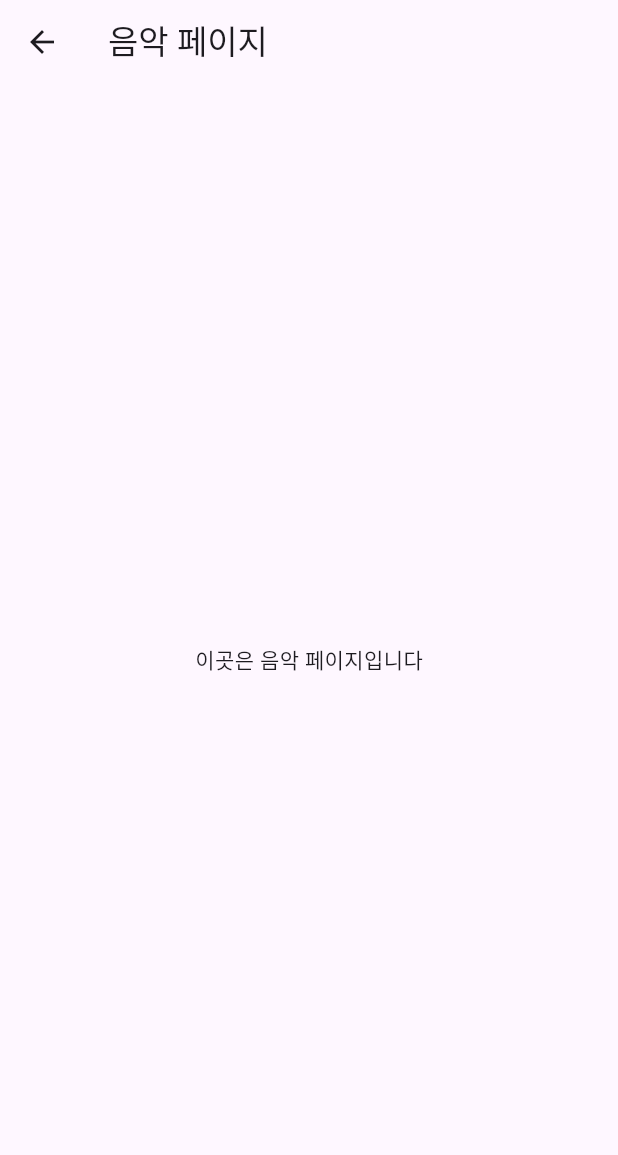
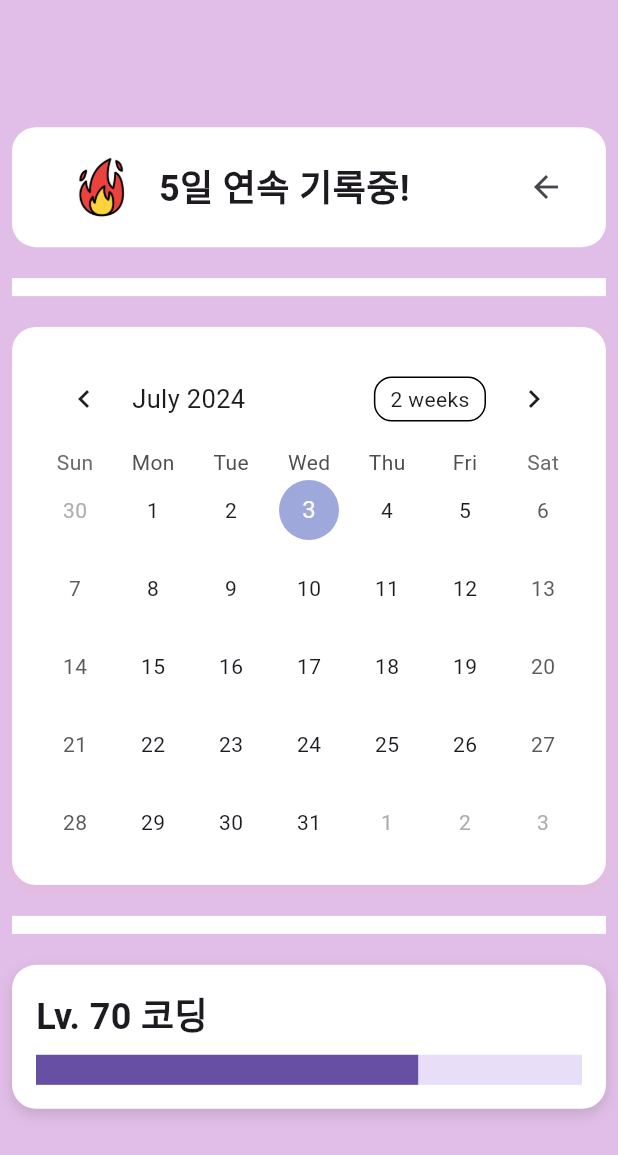
Before and after one commit to Lunamana00/Fullstack_dart_flutter, a Flutter app: the MainPage screen opened by its route, after a tap on the "music note" icon, on a phone screen of 412 x 824 dp. Shown: the top 1155 px of the screen. Run offline on Flutter 3.47's test engine with Material 3 defaults, Android fonts, the light colour scheme and no system bars; drawn by our look-alikes of table_calendar.

Commit message:
calendar / record
ui

```diff
--- a/lib/main.dart
+++ b/lib/main.dart
@@ -3,6 +3,8 @@ import 'pg_login.dart';
 import 'pg_register.dart';
 import 'pg_main.dart';
 import 'route_controller.dart';
+import 'package:table_calendar/table_calendar.dart';
+
 
 void main() => runApp(MyApp());
 
--- /dev/null
+++ b/lib/pg_calendar.dart
@@ -0,0 +1,166 @@
+import 'package:flutter/material.dart';
+import 'package:table_calendar/table_calendar.dart';
+import 'pg_record.dart';
+
+class CalendarScreen extends StatefulWidget {
+  @override
+  _CalendarScreenState createState() => _CalendarScreenState();
+}
+
+class _CalendarScreenState extends State<CalendarScreen> {
+  CalendarFormat _calendarFormat = CalendarFormat.month;
+  DateTime _focusedDay = DateTime.now();
+  DateTime? _selectedDay;
+
+  final List<DateTime> _streakDays = [
+    DateTime(2023, 8, 17),
+    DateTime(2023, 8, 16),
+    DateTime(2023, 8, 15),
+    DateTime(2023, 8, 14),
+    DateTime(2023, 8, 13),
+  ];
+
+  @override
+  Widget build(BuildContext context) {
+    return Scaffold(
+      backgroundColor: Colors.purple.shade100,
+      body: Center(
+        child: Padding(
+          padding: const EdgeInsets.all(8.0),
+          child: Column(
+            mainAxisAlignment: MainAxisAlignment.center,
+            children: [
+              Container(
+                padding: const EdgeInsets.all(16.0),
+                decoration: BoxDecoration(
+                  color: Color.fromARGB(255, 255, 255, 255),
+                  borderRadius: BorderRadius.circular(16.0),),
+                child: Row(
+                mainAxisAlignment: MainAxisAlignment.spaceBetween,
+                children: [
+                  SizedBox(width: MediaQuery.of(context).size.width * 0.05),
+                  Image.asset('assets/fire.png',
+                  width: MediaQuery.of(context).size.width * 0.1,
+                  height: MediaQuery.of(context).size.width * 0.1,
+                  ),
+                  SizedBox(width: MediaQuery.of(context).size.width * 0.03),
+                  Text('5일 연속 기록중!', style:TextStyle(fontSize: 24,fontWeight: FontWeight.bold)),
+                  SizedBox(width: MediaQuery.of(context).size.width * 0.15),
+                  IconButton(
+                    icon: Icon(Icons.arrow_back),
+                    onPressed: () {
+                      Navigator.pushNamed(context,'/pg_main');
+                    },
+                  ),
+                ],
+              ),
+              ),
+              SizedBox(height: MediaQuery.of(context).size.width * 0.05),
+              Container(
+                height: 12,
+                width: MediaQuery.of(context).size.width,
+                color: Color.fromARGB(255, 255, 255, 255),),
+              SizedBox(height: MediaQuery.of(context).size.width * 0.05),
+              Container(
+                padding: const EdgeInsets.all(16.0),
+                decoration: BoxDecoration(
+                  color: Color.fromARGB(255, 255, 255, 255),
+                  borderRadius: BorderRadius.circular(16.0),
+                  boxShadow: [
+                    BoxShadow(
+                      color: Color.fromARGB(31, 255, 154, 154),
+                      blurRadius: 8.0,
+                      offset: Offset(0, 4),
+                    ),
+                  ],
+                ),
+                child: TableCalendar(
+                  firstDay: DateTime.utc(2022, 1, 1),
+                  lastDay: DateTime.utc(2024, 12, 31),
+                  focusedDay: _focusedDay,
+                  calendarFormat: _calendarFormat,
+                  selectedDayPredicate: (day) {
+                    return isSameDay(_selectedDay, day);
+                  },
+                  onDaySelected: (selectedDay, focusedDay) {
+                    setState(() {
+                      _selectedDay = selectedDay;
+                      _focusedDay = focusedDay;
+                    });
+                    Navigator.push(
+                      context,
+                      MaterialPageRoute(
+                        builder: (context) => DetailScreen(date: selectedDay),
+                      ),
+                    );
+                  },
+                  onFormatChanged: (format) {
+                    if (_calendarFormat != format) {
+                      setState(() {
+                        _calendarFormat = format;
+                      });
+                    }
+                  },
+                  onPageChanged: (focusedDay) {
+                    _focusedDay = focusedDay;
+                  },
+                  calendarBuilders: CalendarBuilders(
+                    defaultBuilder: (context, day, focusedDay) {
+                      for (DateTime d in _streakDays) {
+                        if (isSameDay(day, d)) {
+                          return Center(
+                            child: Text(
+                              '${day.day}',
+                              style: TextStyle(
+                                color: Colors.orange,
+                                fontWeight: FontWeight.bold,
+                              ),
+                            ),
+                          );
+                        }
+                      }
+                      return null;
+                    },
+                  ),
+                ),
+              ),
+              SizedBox(height: MediaQuery.of(context).size.width * 0.05),
+              Container(
+                height: 12,
+                width: MediaQuery.of(context).size.width,
+                color: Color.fromARGB(255, 255, 255, 255),),
+              SizedBox(height: MediaQuery.of(context).size.width * 0.05),
+              Container(
+                padding: const EdgeInsets.all(16.0),
+                decoration: BoxDecoration(
+                  color: Colors.white,
+                  borderRadius: BorderRadius.circular(16.0),
+                  boxShadow: [
+                    BoxShadow(
+                      color: Colors.black12,
+                      blurRadius: 8.0,
+                      offset: Offset(0, 4),
+                    ),
+                  ],
+                ),
+                child:
+                Column(
+                  mainAxisAlignment: MainAxisAlignment.spaceBetween,
+                  children: [
+                    Row(
+                      mainAxisAlignment: MainAxisAlignment.start,
+                      children: [
+                      Text('Lv. 70 코딩', style: TextStyle(fontSize: 24,fontWeight:FontWeight.bold)),],
+                    ),
+                    SizedBox(height: 8),
+                    LinearProgressIndicator(value: 0.7, minHeight: 20),
+                  ],
+                ),
+              ),
+            ],
+          ),
+        ),
+      ),
+    );
+  }
+}
--- a/lib/pg_login.dart
+++ b/lib/pg_login.dart
@@ -14,8 +14,8 @@ class LoginPage extends StatelessWidget {
                 margin: EdgeInsets.only(bottom: 20),
                 child: Image.asset(
                   'assets/logo.png',
-                  width: MediaQuery.of(context).size.width * 0.7, // 로고의 너비
-                  height: MediaQuery.of(context).size.width * 0.7, // 로고의 높이
+                  width: MediaQuery.of(context).size.width * 0.7,
+                  height: MediaQuery.of(context).size.width * 0.7,
                 ),
               ),
               Container(
--- a/lib/pg_main.dart
+++ b/lib/pg_main.dart
@@ -36,27 +36,27 @@ class MainPage extends StatelessWidget {
                 mainAxisAlignment: MainAxisAlignment.spaceEvenly,
                 children: <Widget>[
                   _buildIconButton(
-                    icon: Icons.computer,
+                    icon: Icons.code,
                     onPressed: () {
-                      _navigateTo(context, CodingPage());
+                      Navigator.pushNamed(context, '/pg_calendar');
                     },
                   ),
                   _buildIconButton(
                     icon: Icons.book,
                     onPressed: () {
-                      _navigateTo(context, ReadingPage());
+                      Navigator.pushNamed(context, '/pg_calendar');
                     },
                   ),
                   _buildIconButton(
                     icon: Icons.fitness_center,
                     onPressed: () {
-                      _navigateTo(context, WorkoutPage());
+                      Navigator.pushNamed(context, '/pg_calendar');
                     },
                   ),
                   _buildIconButton(
                     icon: Icons.music_note,
                     onPressed: () {
-                      _navigateTo(context, MusicPage());
+                      Navigator.pushNamed(context, '/pg_calendar');
                     },
                   ),
                 ],
@@ -185,63 +185,6 @@ class MainPage extends StatelessWidget {
   }
 }
 
-// Example pages for navigation
-class CodingPage extends StatelessWidget {
-  @override
-  Widget build(BuildContext context) {
-    return Scaffold(
-      appBar: AppBar(
-        title: Text('코딩 페이지'),
-      ),
-      body: Center(
-        child: Text('이곳은 코딩 페이지입니다'),
-      ),
-    );
-  }
-}
-
-class ReadingPage extends StatelessWidget {
-  @override
-  Widget build(BuildContext context) {
-    return Scaffold(
-      appBar: AppBar(
-        title: Text('독서 페이지'),
-      ),
-      body: Center(
-        child: Text('이곳은 독서 페이지입니다'),
-      ),
-    );
-  }
-}
-
-class WorkoutPage extends StatelessWidget {
-  @override
-  Widget build(BuildContext context) {
-    return Scaffold(
-      appBar: AppBar(
-        title: Text('운동 페이지'),
-      ),
-      body: Center(
-        child: Text('이곳은 운동 페이지입니다'),
-      ),
-    );
-  }
-}
-
-class MusicPage extends StatelessWidget {
-  @override
-  Widget build(BuildContext context) {
-    return Scaffold(
-      appBar: AppBar(
-        title: Text('음악 페이지'),
-      ),
-      body: Center(
-        child: Text('이곳은 음악 페이지입니다'),
-      ),
-    );
-  }
-}
-
 class SettingsPage extends StatelessWidget {
   @override
   Widget build(BuildContext context) {
--- a/lib/route_controller.dart
+++ b/lib/route_controller.dart
@@ -2,9 +2,11 @@ import 'package:flutter/material.dart';
 import 'pg_login.dart';
 import 'pg_register.dart';
 import 'pg_main.dart';
+import 'pg_calendar.dart';
 
 final Map<String, WidgetBuilder> route_controller = {
   '/login': (context) => LoginPage(),
   '/signup': (context) => RegisterPage(),
   '/pg_main': (context) => MainPage(),
+  '/pg_calendar': (context) => CalendarScreen()
 };
--- a/pubspec.yaml
+++ b/pubspec.yaml
@@ -30,7 +30,7 @@ environment:
 dependencies:
   flutter:
     sdk: flutter
-
+  table_calendar: ^3.0.0
 
   # The following adds the Cupertino Icons font to your application.
   # Use with the CupertinoIcons class for iOS style icons.
@@ -61,6 +61,7 @@ flutter:
   - assets/my_image.png
   - assets/not_my_fault.png
   - assets/logo.png
+  - assets/fire.png
   # To add assets to your application, add an assets section, like this:
   # assets:
   #   - images/a_dot_burr.jpeg
```
Also changed, not shown: lib/pg_record.dart (added, +125 -0 lines), assets/fire.png (added), pubspec.lock.
